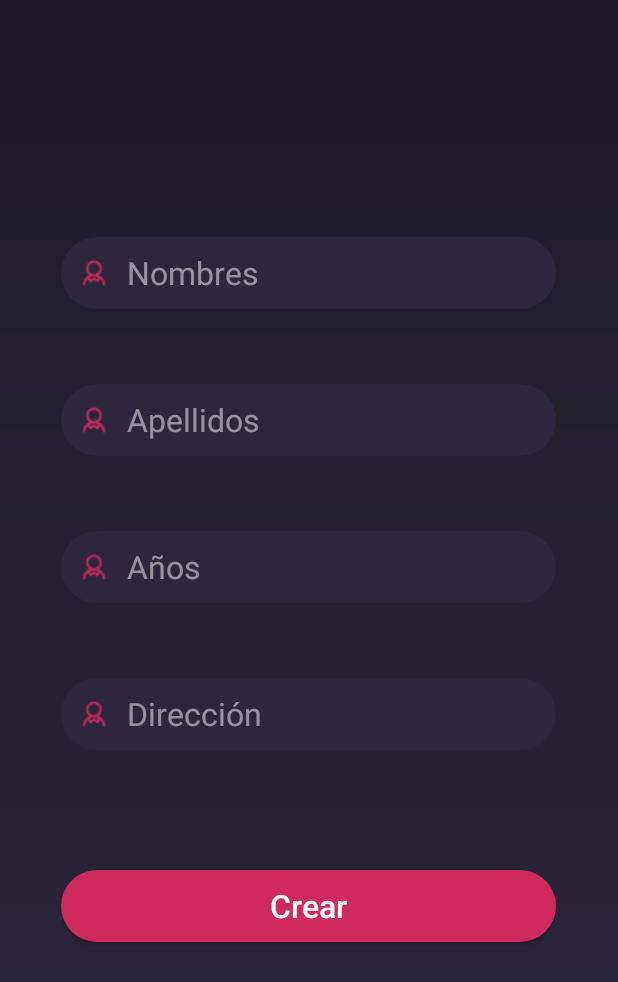
After one commit to Lutimi/TeleAppMobile, an Android app: the RegisterActivity screen opened directly, with no data from a screen before it, on a phone screen of 412 x 824 dp. The commit adds this screen. Shown: the top 982 px of the screen. Run offline under Robolectric (Android 15) with nearby library versions, the phone set to English and light mode, and no system bars.

Commit message:
Add screen register

```diff
--- a/app/src/main/AndroidManifest.xml
+++ b/app/src/main/AndroidManifest.xml
@@ -14,9 +14,10 @@
         <activity android:name=".MainActivity">
             <intent-filter>
                 <action android:name="android.intent.action.MAIN" />
-
                 <category android:name="android.intent.category.LAUNCHER" />
             </intent-filter>
+        </activity>
+        <activity android:name="RegisterActivity">
         </activity>
     </application>
 
--- /dev/null
+++ b/app/src/main/java/com/example/vicky/androidui/RegisterActivity.kt
@@ -0,0 +1,12 @@
+package com.example.vicky.androidui
+
+import android.os.Bundle
+import android.support.v7.app.AppCompatActivity
+import com.example.vicky.androidui.R
+
+class RegisterActivity : AppCompatActivity() {
+    override fun onCreate(savedInstanceState: Bundle?) {
+        super.onCreate(savedInstanceState)
+        setContentView(R.layout.register_main)
+    }
+}
--- a/app/src/main/res/layout/activity_main.xml
+++ b/app/src/main/res/layout/activity_main.xml
@@ -77,6 +77,7 @@
             android:textSize="21sp" />
 
         <TextView
+            android:id="@+id/register_btn"
             android:layout_width="match_parent"
             android:layout_height="wrap_content"
             android:layout_marginBottom="10dp"
--- /dev/null
+++ b/app/src/main/res/layout/register_main.xml
@@ -0,0 +1,96 @@
+<?xml version="1.0" encoding="utf-8"?>
+<RelativeLayout xmlns:android="http://schemas.android.com/apk/res/android"
+    xmlns:app="http://schemas.android.com/apk/res-auto"
+    xmlns:tools="http://schemas.android.com/tools"
+    android:layout_width="match_parent"
+    android:layout_height="match_parent"
+    android:background="@drawable/background"
+    tools:context="com.example.vicky.androidui.MainActivity">
+
+    <LinearLayout
+        android:layout_width="330dp"
+        android:layout_height="507dp"
+        android:layout_centerInParent="true"
+        android:layout_marginStart="20dp"
+        android:layout_marginTop="20dp"
+        android:layout_marginEnd="20dp"
+        android:layout_marginBottom="20dp"
+        android:orientation="vertical">
+
+        <EditText
+            android:id="@+id/firstname"
+            android:layout_width="match_parent"
+            android:layout_height="48dp"
+            android:layout_marginBottom="50dp"
+            android:background="@drawable/edit_text_background"
+            android:drawableStart="@drawable/ic_user"
+            android:drawablePadding="10dp"
+            android:ems="10"
+            android:hint="Nombres"
+            android:inputType="textPersonName"
+            android:padding="10dp"
+            android:textColor="@color/white"
+            android:textColorHint="@color/hint_color"
+            android:textSize="21sp" />
+
+        <EditText
+            android:id="@+id/lastname"
+            android:layout_width="match_parent"
+            android:layout_height="48dp"
+            android:layout_marginBottom="50dp"
+            android:background="@drawable/edit_text_background"
+            android:drawableStart="@drawable/ic_user"
+            android:drawablePadding="10dp"
+            android:ems="10"
+            android:hint="Apellidos"
+            android:inputType="textPersonName"
+            android:padding="10dp"
+            android:textColor="@color/white"
+            android:textColorHint="@color/hint_color"
+            android:textSize="21sp" />
+
+        <EditText
+            android:id="@+id/age"
+            android:layout_width="match_parent"
+            android:layout_height="48dp"
+            android:layout_marginBottom="50dp"
+            android:background="@drawable/edit_text_background"
+            android:drawableStart="@drawable/ic_user"
+            android:drawablePadding="10dp"
+            android:ems="10"
+            android:hint="Años"
+            android:inputType="textPersonName"
+            android:padding="10dp"
+            android:textColor="@color/white"
+            android:textColorHint="@color/hint_color"
+            android:textSize="21sp" />
+
+        <EditText
+            android:id="@+id/address"
+            android:layout_width="match_parent"
+            android:layout_height="48dp"
+            android:layout_marginBottom="80dp"
+            android:background="@drawable/edit_text_background"
+            android:drawableStart="@drawable/ic_user"
+            android:drawablePadding="10dp"
+            android:ems="10"
+            android:hint="Dirección"
+            android:inputType="textPersonName"
+            android:padding="10dp"
+            android:textColor="@color/white"
+            android:textColorHint="@color/hint_color"
+            android:textSize="21sp" />
+
+        <Button
+            android:id="@+id/login"
+            android:layout_width="match_parent"
+            android:layout_height="48dp"
+            android:layout_marginBottom="20dp"
+            android:background="@drawable/button_background"
+            android:text="Crear"
+            android:textAllCaps="false"
+            android:textColor="@color/white"
+            android:textSize="21sp" />
+    </LinearLayout>
+
+</RelativeLayout>
```
Also changed, not shown: app/src/main/java/com/example/vicky/androidui/HomeActivity.kt (added, +12 -0 lines), app/src/main/java/com/example/vicky/androidui/MainActivity.kt (+4 -80 lines), app/src/main/res/layout/home_main.xml (added, +96 -0 lines), 16 other files.
